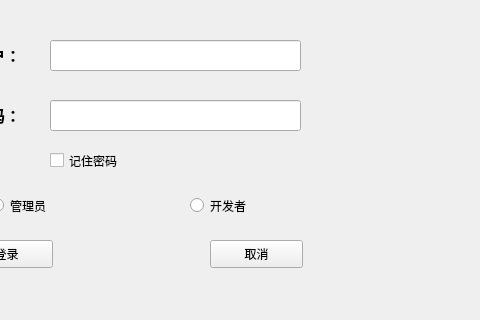
Old version of the form windows/AdminLogin.ui in the repository stepic-game-center/Stepic; both pictures show x 220 to 700 and y 180 to 500 of the 700 by 500 pixel window.
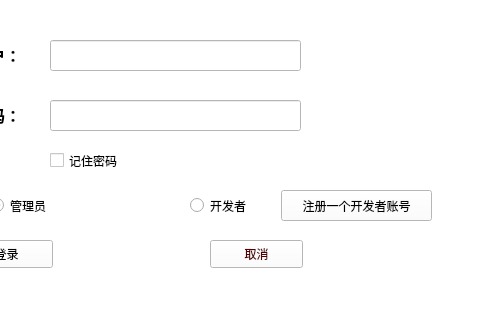
New version of the form. Icons and pictures are not drawn.

The edit to the form file:
```diff
--- a/windows/AdminLogin.ui
+++ b/windows/AdminLogin.ui
@@ -35,6 +35,9 @@
    <iconset>
     <normaloff>../image/游戏.png</normaloff>../image/游戏.png</iconset>
   </property>
+  <property name="styleSheet">
+   <string notr="true">background-color: rgb(255, 255, 255);</string>
+  </property>
   <widget class="QWidget" name="centralwidget">
    <widget class="QLabel" name="icon">
     <property name="geometry">
@@ -142,7 +145,7 @@
     </property>
     <property name="styleSheet">
      <string notr="true">background-color: qlineargradient(spread:pad, x1:0, y1:0, x2:1, y2:0, stop:0 rgba(245, 224, 176, 255), stop:0.09 rgba(246, 189, 237, 255), stop:0.14 rgba(194, 207, 246, 255), stop:0.19 rgba(184, 160, 168, 255), stop:0.25 rgba(171, 186, 248, 255), stop:0.32 rgba(243, 248, 224, 255), stop:0.385 rgba(249, 162, 183, 255), stop:0.47 rgba(100, 115, 124, 255), stop:0.58 rgba(251, 205, 202, 255), stop:0.65 rgba(170, 128, 185, 255), stop:0.75 rgba(252, 222, 204, 255), stop:0.805 rgba(206, 122, 218, 255), stop:0.86 rgba(254, 223, 175, 255), stop:0.91 rgba(254, 236, 244, 255), stop:1 rgba(255, 191, 221, 255));
-font: 9pt &quot;黑体&quot;;</string>
+color: rgb(85, 0, 0);</string>
     </property>
     <property name="text">
      <string>取消</string>
@@ -180,6 +183,22 @@
      <bool>true</bool>
     </property>
    </widget>
+   <widget class="QPushButton" name="developer_regist_button">
+    <property name="geometry">
+     <rect>
+      <x>501</x>
+      <y>370</y>
+      <width>151</width>
+      <height>31</height>
+     </rect>
+    </property>
+    <property name="styleSheet">
+     <string notr="true">background-color: rgb(255, 255, 255);</string>
+    </property>
+    <property name="text">
+     <string>注册一个开发者账号</string>
+    </property>
+   </widget>
   </widget>
  </widget>
  <resources>
```
Left out of the diff: 10 changed lines with no effect on the pictures.
